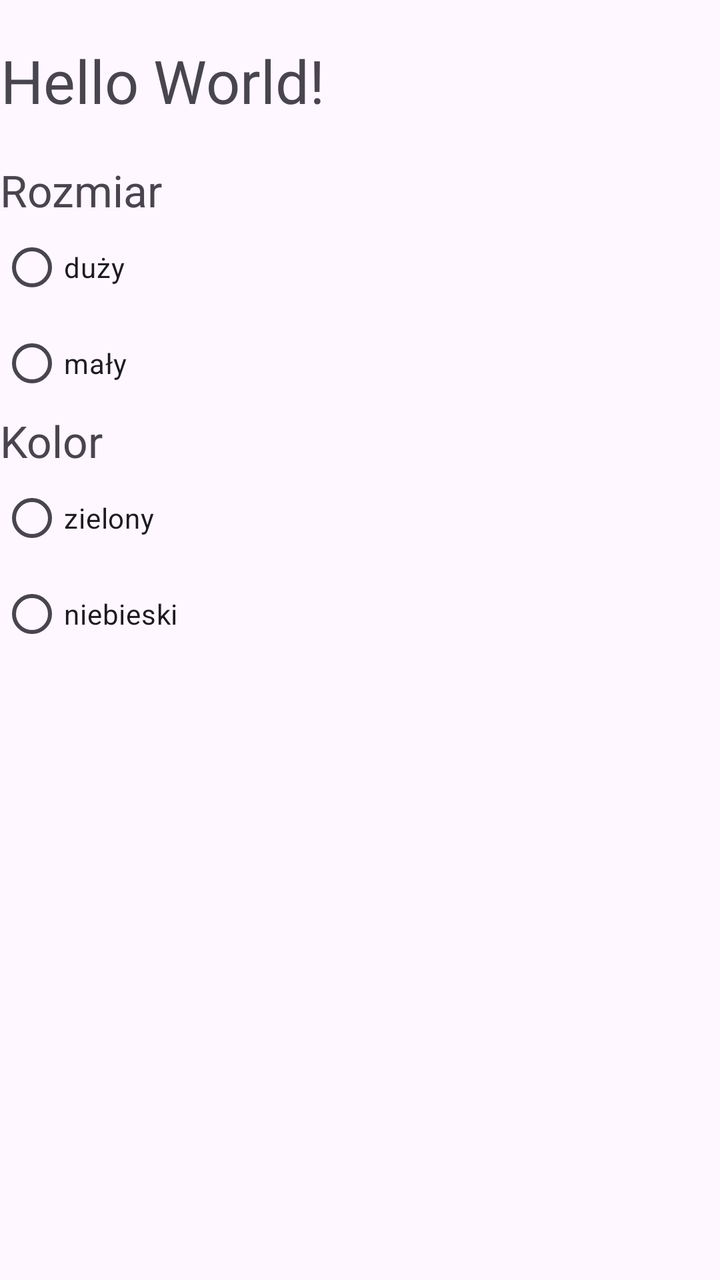
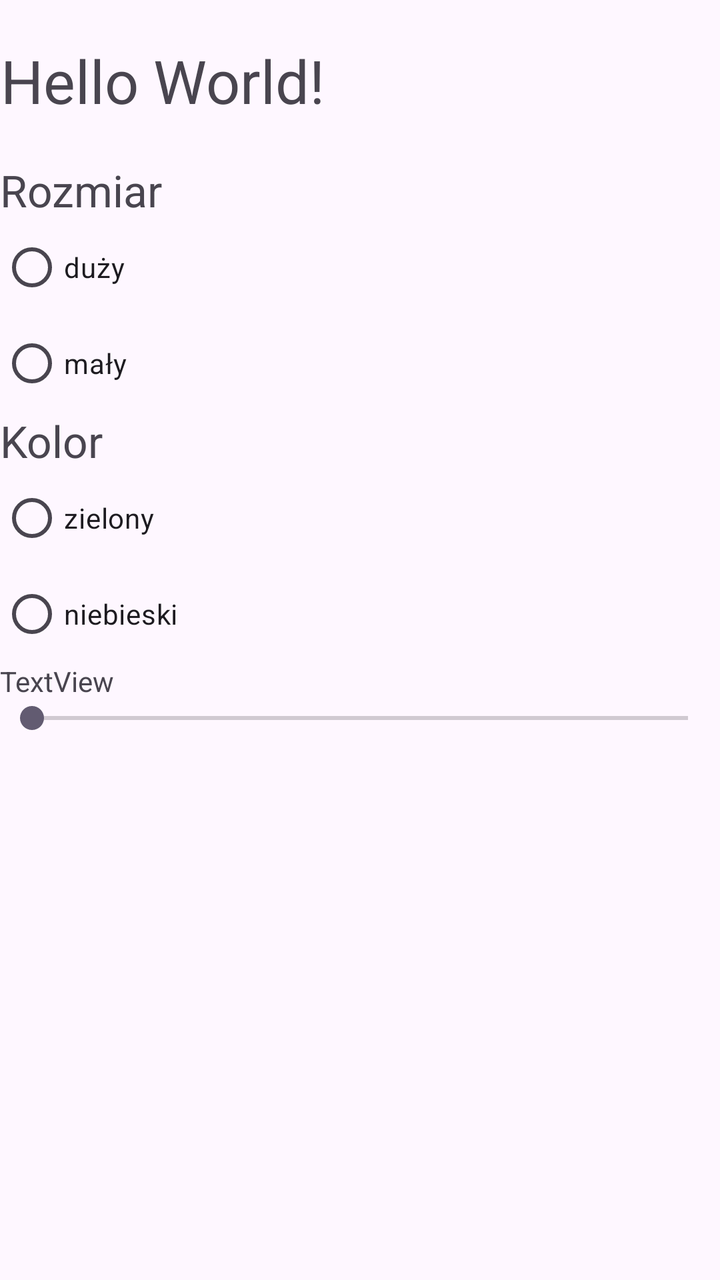

Two renders of the same Android screen: before a commit and after it. Below are the layout's source before the change and the commit's diff.
<!-- AndroidManifest.xml: application theme Theme.MyApplication -->
<!-- res/layout/activity_main.xml -->
<?xml version="1.0" encoding="utf-8"?>
<LinearLayout xmlns:android="http://schemas.android.com/apk/res/android"
    xmlns:app="http://schemas.android.com/apk/res-auto"
    xmlns:tools="http://schemas.android.com/tools"
    android:id="@+id/main"
    android:layout_width="match_parent"
    android:layout_height="match_parent"
    android:orientation="vertical"
    android:layout_margin="15dp"
    tools:context=".MainActivity">

    <TextView
        android:id="@+id/textView"
        android:layout_width="wrap_content"
        android:layout_height="wrap_content"
        android:layout_marginTop="20dp"
        android:layout_marginBottom="20dp"
        android:textSize="30dp"
        android:textAlignment="center"
        android:text="Hello World!" />

    <TextView
        android:id="@+id/textView2"
        android:layout_width="match_parent"
        android:layout_height="wrap_content"
        android:textSize="22dp"
        android:text="Rozmiar" />

    <RadioGroup
        android:layout_width="match_parent"
        android:layout_height="wrap_content" >

        <RadioButton
            android:id="@+id/radioButton"
            android:layout_width="match_parent"
            android:layout_height="wrap_content"
            android:text="duży" />

        <RadioButton
            android:id="@+id/radioButton2"
            android:layout_width="match_parent"
            android:layout_height="wrap_content"
            android:text="mały" />
    </RadioGroup>

    <TextView
        android:id="@+id/textView3"
        android:layout_width="match_parent"
        android:layout_height="wrap_content"
        android:textSize="22dp"
        android:text="Kolor" />

    <RadioGroup
        android:layout_width="match_parent"
        android:layout_height="wrap_content" >

        <RadioButton
            android:id="@+id/radioButton3"
            android:layout_width="match_parent"
            android:layout_height="wrap_content"
            android:text="zielony" />

        <RadioButton
            android:id="@+id/radioButton4"
            android:layout_width="match_parent"
            android:layout_height="wrap_content"
            android:text="niebieski" />
    </RadioGroup>



</LinearLayout>
<!-- resources referenced by this layout -->
<resources>
  <style name="Theme.MyApplication" parent="Base.Theme.MyApplication" />
  <style name="Base.Theme.MyApplication" parent="Theme.Material3.DayNight.NoActionBar">
          
          
      </style>
</resources>

<!-- the commit's change to res/layout/activity_main.xml (unified diff, before → after) -->
@@ -67,6 +67,16 @@
             android:text="niebieski" />
     </RadioGroup>
 
+    <TextView
+        android:id="@+id/textView4"
+        android:layout_width="match_parent"
+        android:layout_height="wrap_content"
+        android:text="TextView" />
+
+    <SeekBar
+        android:id="@+id/seekBar"
+        android:layout_width="match_parent"
+        android:layout_height="wrap_content" />
 
 
 </LinearLayout>
